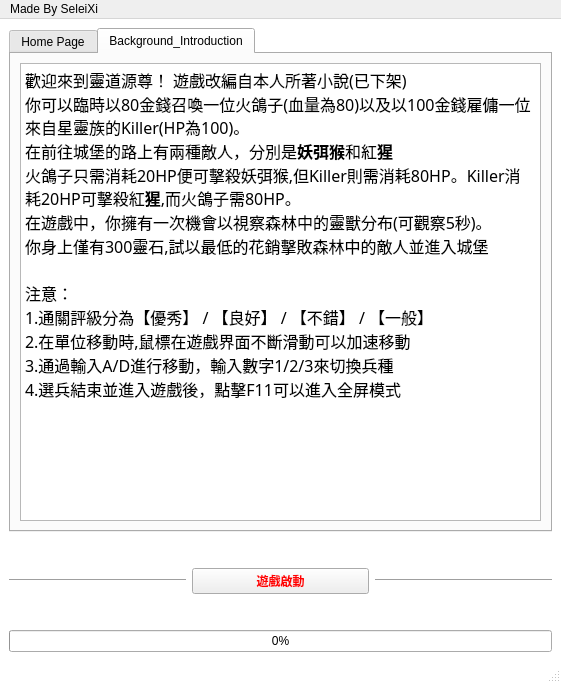
Qt form menu2.ui (SeleiXi/lord-game) before a commit.
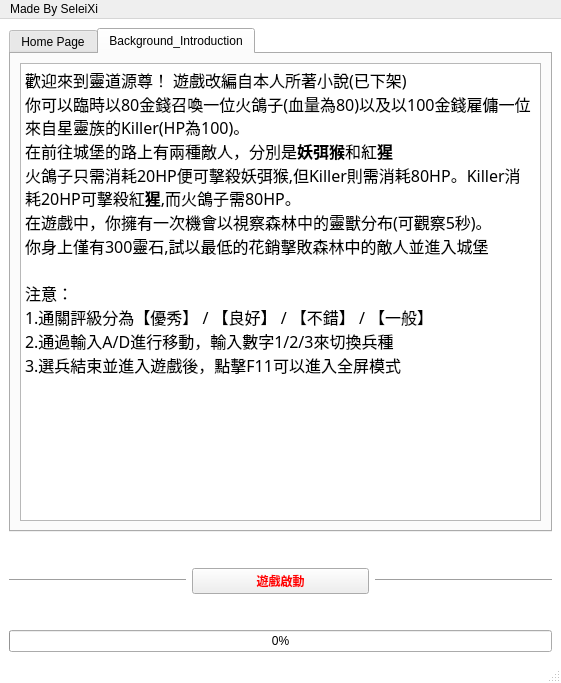
The same form after that commit. Icons and pictures are not drawn.

Commit message: 重要更新：優化了算法從而改善幀數問題，不再能以滑鼠移動而增加移動速度

What changed in the file:
```diff
--- a/menu2.ui
+++ b/menu2.ui
@@ -90,9 +90,8 @@
 &lt;p style=&quot;-qt-paragraph-type:empty; margin-top:0px; margin-bottom:0px; margin-left:0px; margin-right:0px; -qt-block-indent:0; text-indent:0px; font-size:12pt; font-weight:400;&quot;&gt;&lt;br /&gt;&lt;/p&gt;
 &lt;p style=&quot; margin-top:0px; margin-bottom:0px; margin-left:0px; margin-right:0px; -qt-block-indent:0; text-indent:0px;&quot;&gt;&lt;span style=&quot; font-size:12pt; font-weight:400;&quot;&gt;注意：&lt;/span&gt;&lt;/p&gt;
 &lt;p style=&quot; margin-top:0px; margin-bottom:0px; margin-left:0px; margin-right:0px; -qt-block-indent:0; text-indent:0px;&quot;&gt;&lt;span style=&quot; font-size:12pt; font-weight:400;&quot;&gt;1.通關評級分為【優秀】 / 【良好】 / 【不錯】 / 【一般】&lt;/span&gt;&lt;/p&gt;
-&lt;p style=&quot; margin-top:0px; margin-bottom:0px; margin-left:0px; margin-right:0px; -qt-block-indent:0; text-indent:0px;&quot;&gt;&lt;span style=&quot; font-size:12pt; font-weight:400;&quot;&gt;2.在單位移動時,鼠標在遊戲界面不斷滑動可以加速移動&lt;/span&gt;&lt;/p&gt;
-&lt;p style=&quot; margin-top:0px; margin-bottom:0px; margin-left:0px; margin-right:0px; -qt-block-indent:0; text-indent:0px;&quot;&gt;&lt;span style=&quot; font-size:12pt; font-weight:400;&quot;&gt;3.通過輸入A/D進行移動，輸入數字1/2/3來切換兵種&lt;/span&gt;&lt;/p&gt;
-&lt;p style=&quot; margin-top:0px; margin-bottom:0px; margin-left:0px; margin-right:0px; -qt-block-indent:0; text-indent:0px;&quot;&gt;&lt;span style=&quot; font-size:12pt; font-weight:400;&quot;&gt;4.選兵結束並進入遊戲後，點擊F11可以進入全屏模式&lt;/span&gt;&lt;/p&gt;&lt;/body&gt;&lt;/html&gt;</string>
+&lt;p style=&quot; margin-top:0px; margin-bottom:0px; margin-left:0px; margin-right:0px; -qt-block-indent:0; text-indent:0px;&quot;&gt;&lt;span style=&quot; font-size:12pt; font-weight:400;&quot;&gt;2.通過輸入A/D進行移動，輸入數字1/2/3來切換兵種&lt;/span&gt;&lt;/p&gt;
+&lt;p style=&quot; margin-top:0px; margin-bottom:0px; margin-left:0px; margin-right:0px; -qt-block-indent:0; text-indent:0px;&quot;&gt;&lt;span style=&quot; font-size:12pt; font-weight:400;&quot;&gt;3.選兵結束並進入遊戲後，點擊F11可以進入全屏模式&lt;/span&gt;&lt;/p&gt;&lt;/body&gt;&lt;/html&gt;</string>
           </property>
          </widget>
         </item>
```
The commit also changes 2 other files.
